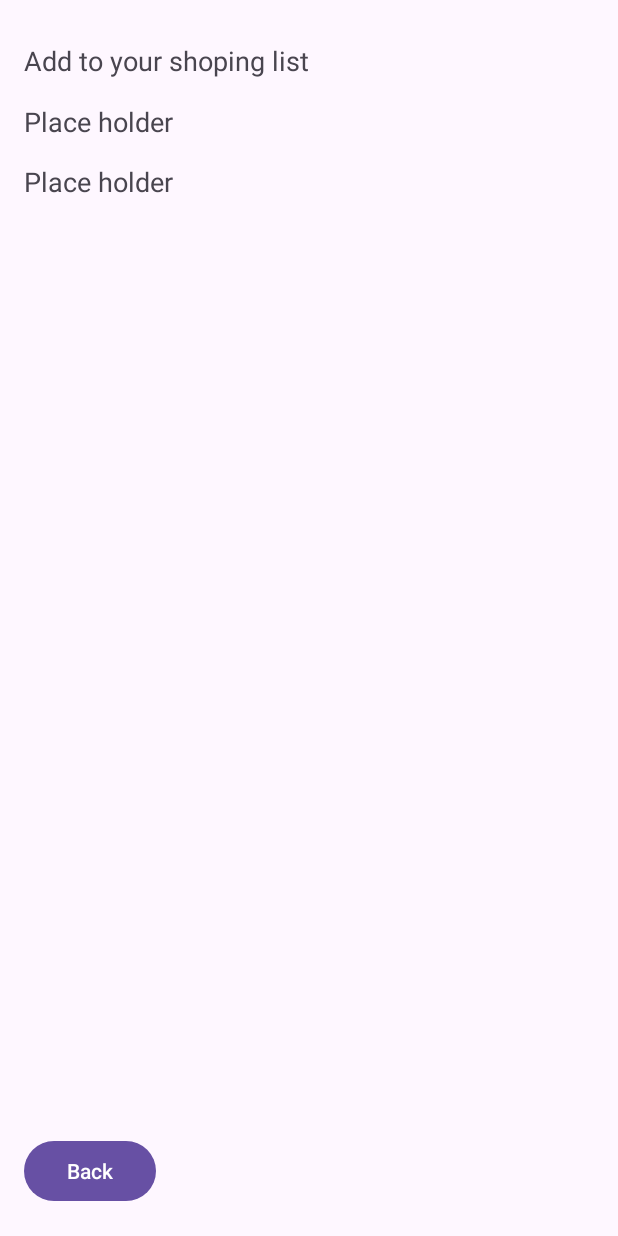
After one commit to nejc-k/GrocerEase, an Android app: the layout activity_map_add.xml on its own in the app's theme, with its tools: preview values and no code run, on a phone screen of 412 x 824 dp. The commit adds this screen. Run offline under Robolectric (Android 15) with nearby library versions, the light colour scheme and no system bars.

Commit message:
Add a map

```diff
--- a/app/build.gradle.kts
+++ b/app/build.gradle.kts
@@ -51,4 +51,5 @@ dependencies {
     androidTestImplementation("androidx.test.espresso:espresso-core:3.6.1")
     implementation("androidx.core:core-splashscreen:1.0.0")
     implementation("org.jetbrains.kotlinx:kotlinx-serialization-json:1.6.0")
+    implementation("org.osmdroid:osmdroid-android:6.1.17")
 }
--- a/app/src/main/java/com/prvavaja/grocerease/MainActivity.kt
+++ b/app/src/main/java/com/prvavaja/grocerease/MainActivity.kt
@@ -20,6 +20,11 @@ class MainActivity : AppCompatActivity() {
 
         binding.listButton.setOnClickListener{//gumb da prides do lists
             val intent = Intent(this, ListsActivity::class.java)
+            startActivity(intent)
+        }
+
+        binding.mapButton.setOnClickListener{//gumb da prides do lists
+            val intent = Intent(this, MapActivity::class.java)
             startActivity(intent)
         }
 
--- /dev/null
+++ b/app/src/main/res/layout/activity_map_add.xml
@@ -0,0 +1,57 @@
+<?xml version="1.0" encoding="utf-8"?>
+<androidx.constraintlayout.widget.ConstraintLayout xmlns:android="http://schemas.android.com/apk/res/android"
+    xmlns:app="http://schemas.android.com/apk/res-auto"
+    xmlns:tools="http://schemas.android.com/tools"
+    android:layout_width="match_parent"
+    android:layout_height="match_parent"
+    tools:context=".MapAdd">
+
+    <TextView
+        android:id="@+id/textViewStoreName"
+        android:layout_width="wrap_content"
+        android:layout_height="wrap_content"
+        android:layout_marginTop="40dp"
+        android:text="Place holder"
+        android:textSize="18sp"
+        app:layout_constraintEnd_toEndOf="parent"
+        app:layout_constraintHorizontal_bias="0.051"
+        app:layout_constraintStart_toStartOf="parent"
+        app:layout_constraintTop_toTopOf="@+id/textViewStore" />
+
+    <TextView
+        android:id="@+id/textViewStore"
+        android:layout_width="wrap_content"
+        android:layout_height="wrap_content"
+        android:layout_marginTop="16dp"
+        android:text="Place holder"
+        android:textSize="18sp"
+        app:layout_constraintEnd_toEndOf="parent"
+        app:layout_constraintHorizontal_bias="0.051"
+        app:layout_constraintStart_toStartOf="parent"
+        app:layout_constraintTop_toBottomOf="@+id/textViewMapAddDissplay" />
+
+    <TextView
+        android:id="@+id/textViewMapAddDissplay"
+        android:layout_width="wrap_content"
+        android:layout_height="wrap_content"
+        android:layout_marginTop="28dp"
+        android:text="Add to your shoping list"
+        android:textSize="18sp"
+        app:layout_constraintEnd_toEndOf="parent"
+        app:layout_constraintHorizontal_bias="0.071"
+        app:layout_constraintStart_toStartOf="parent"
+        app:layout_constraintTop_toTopOf="parent" />
+
+    <Button
+        android:id="@+id/buttonMapAddBack"
+        android:layout_width="wrap_content"
+        android:layout_height="wrap_content"
+        android:text="Back"
+        app:layout_constraintBottom_toBottomOf="parent"
+        app:layout_constraintEnd_toEndOf="parent"
+        app:layout_constraintHorizontal_bias="0.05"
+        app:layout_constraintStart_toStartOf="parent"
+        app:layout_constraintTop_toBottomOf="@+id/textViewStoreName"
+        app:layout_constraintVertical_bias="0.97" />
+
+</androidx.constraintlayout.widget.ConstraintLayout>
--- a/app/src/main/res/values/strings.xml
+++ b/app/src/main/res/values/strings.xml
@@ -1,3 +1,9 @@
 <resources>
     <string name="app_name">GrocerEase</string>
+    <string-array name="category_array">
+        <item>Mercator</item>
+        <item>Lidl</item>
+        <item>Hofer</item>
+        <item>Spar</item>
+    </string-array>
 </resources>
```
Also changed, not shown: app/src/main/AndroidManifest.xml (+11 -0 lines), app/src/main/java/com/prvavaja/grocerease/MapActivity.kt (added, +217 -0 lines), app/src/main/java/com/prvavaja/grocerease/MapAdd.kt (added, +68 -0 lines), app/src/main/res/layout/activity_map.xml (added, +58 -0 lines), app/src/main/res/raw/hofer.json (added, +12 -0 lines), app/src/main/res/raw/lidl.json (added, +12 -0 lines), app/src/main/res/raw/mercator.json (added, +12 -0 lines), app/src/main/res/raw/spar.json (added, +12 -0 lines), app/src/main/res/drawable/marker_map_icon.png (added).
